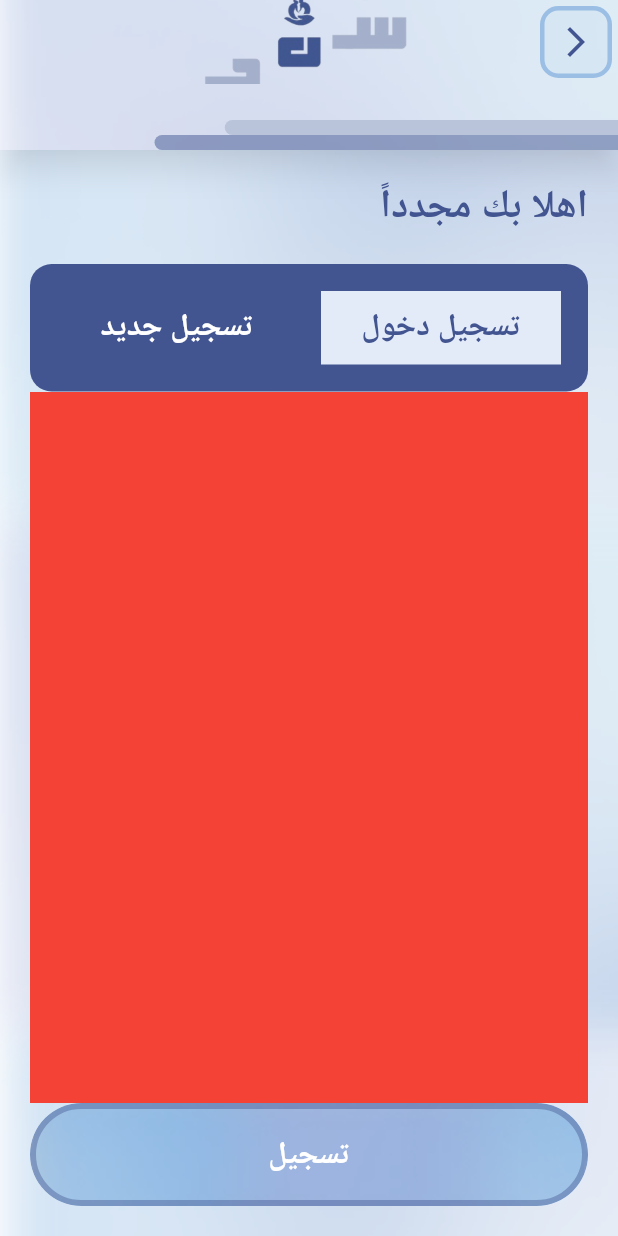
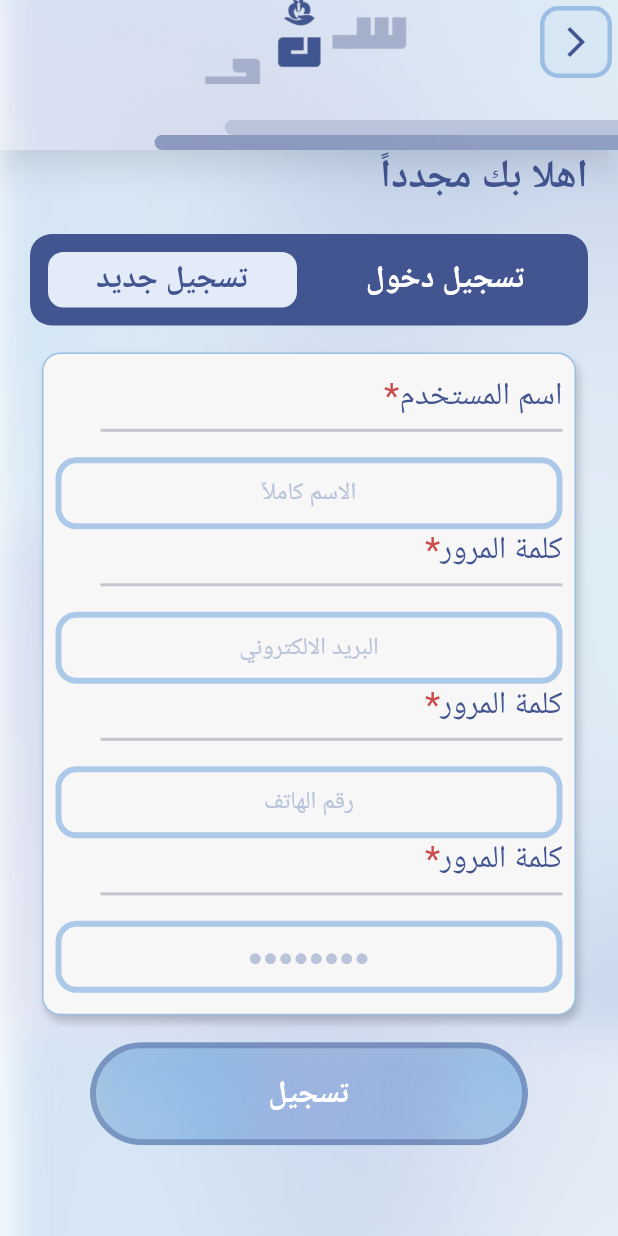
Before and after one commit to 0Ahmad0/sanad_app, a Flutter app: the AuthScreen screen opened by its route, after a tap on "تسجيل جديد", on a phone screen of 412 x 824 dp. Run offline on Flutter 3.47's test engine with Material 3 defaults, Android fonts, the phone set to English and light mode, and no system bars; our stand-ins replace animate_do, flutter_localization, flutter_screenutil, flutter_spinkit, get, get_storage and 1 more; accounts and stored records are empty; Roboto replaces fonts that are missing (Cairo).

Commit message:
finish Sing up and login

```diff
--- a/lib/app/controller/auth_controller.dart
+++ b/lib/app/controller/auth_controller.dart
@@ -4,6 +4,8 @@ import 'package:get/get.dart';
 import '../core/utils/app_string.dart';
 
 class AuthController extends GetxController {
+  final formKey = GlobalKey<FormState>();
+  int currentIndex = 0;
   late final PageController pageController;
   final List<String> tabsList = [AppString.login, AppString.signup];
 
@@ -16,6 +18,9 @@ class AuthController extends GetxController {
         duration: const Duration(milliseconds: 500),
         curve: Curves.easeInOut
     );
+    currentIndex = index;
+    update();
+
   }
 
   @override
--- a/lib/app/core/utils/app_string.dart
+++ b/lib/app/core/utils/app_string.dart
@@ -5,10 +5,14 @@ class AppString {
   static const login = "تسجيل دخول";
   static const signup = "تسجيل جديد";
   static const registration = "تسجيل";
-  static const email = "";
+  static const userName = "اسم المستخدم";
+  static const passWord = "كلمة المرور";
+  static const thisMarkMeainingFiledIsRequired = "(*)هذه العلامة تعني يجب عليك ملء الحقل";
+  static const fullName = "الاسم كاملاً";
+  static const email = "البريد الالكتروني";
+  static const phone = "رقم الهاتف";
   static const emailRecovery = "Email Recovery";
-  static const passWord = "Password";
-  static const forgetPassword = "Forget Password ? ";
+  static const forgetPassword = "هل نسيت كلمة المرور ؟اضغط هنا";
   static const welcome = "Welcome,";
   static const name = "Name";
   static const confirmPassword = "Confirm Password";
--- a/lib/app/core/utils/color_manager.dart
+++ b/lib/app/core/utils/color_manager.dart
@@ -9,6 +9,8 @@ class ColorManager {
   ///border Button Color
   static Color borderButtonColor = Color(0xff425591).withOpacity(.42);
   static const  tabSelectColor = Color(0xffE3EAF8);
+  static const  containerAuthColor = Color(0xffF7F7F7);
+
   ///
   static const textFieldColor = Color(0xff6C6B6B);
   static const textFieldHintColor = Color(0xff737781);
--- a/lib/app/screens/auth/auth_screen.dart
+++ b/lib/app/screens/auth/auth_screen.dart
@@ -1,6 +1,10 @@
+
+import 'package:flutter/cupertino.dart';
 import 'package:flutter/material.dart';
+import 'package:flutter/widgets.dart';
 import 'package:flutter_screenutil/flutter_screenutil.dart';
 import 'package:get/get.dart';
+import 'package:get/get_state_manager/get_state_manager.dart';
 import 'package:sanad_app/app/controller/auth_controller.dart';
 import 'package:sanad_app/app/core/helper/sizer_media_query.dart';
 import 'package:sanad_app/app/core/utils/app_string.dart';
@@ -8,6 +12,8 @@ import 'package:sanad_app/app/core/utils/assets_manager.dart';
 import 'package:sanad_app/app/core/utils/color_manager.dart';
 import 'package:sanad_app/app/core/utils/styles_manager.dart';
 import 'package:sanad_app/app/core/utils/values_manager.dart';
+import 'package:sanad_app/app/screens/auth/login_widget.dart';
+import 'package:sanad_app/app/screens/auth/signup_widget.dart';
 import 'package:sanad_app/app/widgets/button_app_widget.dart';
 import 'package:sanad_app/app/widgets/custom_appbar_widget.dart';
 import 'package:sanad_app/app/widgets/default_scaffold.dart';
@@ -19,10 +25,14 @@ class AuthScreen extends StatelessWidget {
   Widget build(BuildContext context) {
     final controller = Get.put(AuthController());
     return Scaffold(
-      appBar: CustomAppBarWidget(),
+      appBar: const CustomAppBarWidget(),
       body: DefaultScaffoldWidget(
         child: Padding(
-          padding: const EdgeInsets.all(AppPadding.p20),
+          padding: const EdgeInsets.symmetric(horizontal: AppPadding.p20),
+          child: GetBuilder<AuthController>(
+              init: AuthController(),
+              builder: (_) {
+                return SingleChildScrollView(
                   child: Column(
                     crossAxisAlignment: CrossAxisAlignment.start,
                     children: [
@@ -34,9 +44,8 @@ class AuthScreen extends StatelessWidget {
                       const SizedBox(
                         height: AppSize.s20,
                       ),
-              StatefulBuilder(
-                  builder: (_, authSetState) => Container(
-                        padding: const EdgeInsets.all(AppPadding.p10),
+                      Container(
+                        padding: const EdgeInsets.all(AppPadding.p4),
                         decoration: BoxDecoration(
                           color: ColorManager.primaryColor,
                           borderRadius: BorderRadius.circular(14.r),
@@ -53,12 +62,13 @@ class AuthScreen extends StatelessWidget {
                                         alignment: Alignment.center,
                                         duration:
                                             const Duration(milliseconds: 600),
-                                        padding: EdgeInsets.all(AppPadding.p10),
+                                        padding: EdgeInsets.all(AppPadding.p4),
                                         margin: EdgeInsets.all(AppMargin.m8),
                                         decoration: BoxDecoration(
-                                          color: index ==
-                                                  controller.pageController
-                                                      .initialPage
+                                          borderRadius:
+                                              BorderRadius.circular(10.r),
+                                          color:
+                                              controller.currentIndex == index
                                                   ? ColorManager.tabSelectColor
                                                   : ColorManager.primaryColor,
                                         ),
@@ -66,9 +76,8 @@ class AuthScreen extends StatelessWidget {
                                           controller.tabsList[index],
                                           style: StylesManager.textBoldStyle(
                                             size: 16.sp,
-                                            color: controller.pageController
-                                                        .initialPage ==
-                                                    index
+                                            color:
+                                                controller.currentIndex == index
                                                     ? ColorManager.primaryColor
                                                     : ColorManager.whiteColor,
                                           ),
@@ -77,26 +86,44 @@ class AuthScreen extends StatelessWidget {
                                     ),
                                   )),
                         ),
-                      )),
-              Expanded(
+                      ),
+                      const SizedBox(
+                        height: AppSize.s10,
+                      ),
+                      AnimatedContainer(
+                        duration: const Duration(milliseconds: 600),
+                        height: controller.currentIndex == 0?getHeight(context) / 2:getHeight(context) / 1.8,
+                        child: Form(
+                          key: controller.formKey,
                           child: PageView(
-                  onPageChanged: (index){
+                            onPageChanged: (index) {
                               controller.navigateToPage(index);
                             },
                             controller: controller.pageController,
                             children: [
-                    Container(
-                      color: Colors.teal,
-                    ),
-                    Container(
-                      color: Colors.red,
-                    ),
+                              LoginWidget(),
+                              SignUpWidget(),
                             ],
                           ),
                         ),
-              ButtonAppWidget(onPressed: () {}, text: AppString.registration)
+                      ),
+                      const SizedBox(
+                        height: AppSize.s10,
+                      ),
+                      Padding(
+                        padding: const EdgeInsets.symmetric(
+                            horizontal: AppPadding.p40),
+                        child: ButtonAppWidget(
+                            onPressed: () {
+                              if(controller.formKey.currentState!.validate()){
+
+                              }
+                            }, text: AppString.registration),
+                      )
                     ],
                   ),
+                );
+              }),
         ),
       ),
     );
--- /dev/null
+++ b/lib/app/screens/auth/login_widget.dart
@@ -0,0 +1,83 @@
+import 'package:flutter/cupertino.dart';
+import 'package:flutter/material.dart';
+import 'package:flutter/widgets.dart';
+import 'package:flutter_screenutil/flutter_screenutil.dart';
+import 'package:sanad_app/app/core/helper/sizer_media_query.dart';
+import 'package:sanad_app/app/core/utils/app_string.dart';
+import 'package:sanad_app/app/core/utils/color_manager.dart';
+import 'package:sanad_app/app/core/utils/styles_manager.dart';
+import 'package:sanad_app/app/core/utils/values_manager.dart';
+import 'package:sanad_app/app/widgets/textfield_app.dart';
+
+import '../../widgets/container_auth_widget.dart';
+import 'widgets/divider_auth_widgets.dart';
+
+class LoginWidget extends StatelessWidget {
+  const LoginWidget({super.key});
+
+  @override
+  Widget build(BuildContext context) {
+    return ContainerAuthWidget(
+      child: Column(
+        crossAxisAlignment: CrossAxisAlignment.start,
+        mainAxisAlignment: MainAxisAlignment.center,
+        children: [
+          const SizedBox(height: AppSize.s20,),
+          Expanded(
+            child: SingleChildScrollView(
+              child: Column(
+                mainAxisAlignment: MainAxisAlignment.center,
+                crossAxisAlignment: CrossAxisAlignment.start,
+                children: [
+                  // const Spacer(),
+                  Text.rich(TextSpan(children: [
+                    TextSpan(
+                      text: AppString.userName,
+                      style: StylesManager.textNormalStyle(
+                          color: ColorManager.primaryColor, size: 16.sp),
+                    ),
+                    TextSpan(
+                      text: '*',
+                      style: StylesManager.textNormalStyle(
+                          color: ColorManager.errorColor, size: 18.sp),
+                    ),
+                  ])),
+                  const DividerAuthWidget(),
+                  const SizedBox(height: AppSize.s10,),
+                  TextFiledApp(
+                    hintText: AppString.userName,
+                  ),
+                  const SizedBox(height: AppSize.s20,),
+                  Text.rich(TextSpan(children: [
+                    TextSpan(
+                      text: AppString.passWord,
+                      style: StylesManager.textNormalStyle(
+                          color: ColorManager.primaryColor, size: 16.sp),
+                    ),
+                    TextSpan(
+                      text: '*',
+                      style: StylesManager.textNormalStyle(
+                          color: ColorManager.errorColor, size: 18.sp),
+                    ),
+                  ])),
+                  const DividerAuthWidget(),
+                  const SizedBox(height: AppSize.s10,),
+                  TextFiledApp(
+                    hintText: '●●●●●●●●',
+                  ),
+                  TextButton(onPressed: (){}, child: Text(AppString.forgetPassword)),
+                  // const Spacer(),
+
+                ],
+              ),
+            ),
+          ),
+          Text(AppString.thisMarkMeainingFiledIsRequired,style: StylesManager.textBoldStyle(
+              color: ColorManager.errorColor,
+              size: 10.sp
+          ),)
+        ],
+      ),
+    );
+  }
+}
--- /dev/null
+++ b/lib/app/screens/auth/signup_widget.dart
@@ -0,0 +1,105 @@
+import 'package:flutter/cupertino.dart';
+import 'package:flutter/material.dart';
+import 'package:flutter/widgets.dart';
+import 'package:flutter_screenutil/flutter_screenutil.dart';
+import 'package:sanad_app/app/core/helper/sizer_media_query.dart';
+import 'package:sanad_app/app/core/utils/app_string.dart';
+import 'package:sanad_app/app/core/utils/color_manager.dart';
+import 'package:sanad_app/app/core/utils/styles_manager.dart';
+import 'package:sanad_app/app/core/utils/values_manager.dart';
+import 'package:sanad_app/app/widgets/textfield_app.dart';
+
+import '../../widgets/container_auth_widget.dart';
+import 'widgets/divider_auth_widgets.dart';
+class SignUpWidget extends StatelessWidget {
+  const SignUpWidget({super.key});
+
+  @override
+  Widget build(BuildContext context) {
+    return ContainerAuthWidget(
+      child: SingleChildScrollView(
+        child: Column(
+          mainAxisAlignment: MainAxisAlignment.center,
+          crossAxisAlignment: CrossAxisAlignment.start,
+          children: [
+            // const Spacer(),
+            Text.rich(TextSpan(children: [
+              TextSpan(
+                text: AppString.userName,
+                style: StylesManager.textNormalStyle(
+                    color: ColorManager.primaryColor, size: 16.sp),
+              ),
+              TextSpan(
+                text: '*',
+                style: StylesManager.textNormalStyle(
+                    color: ColorManager.errorColor, size: 18.sp),
+              ),
+            ])),
+            const DividerAuthWidget(),
+            const SizedBox(height: AppSize.s10,),
+            TextFiledApp(
+              hintText: AppString.fullName,
+            ),
+            // const SizedBox(height: AppSize.s20,),
+            Text.rich(TextSpan(children: [
+              TextSpan(
+                text: AppString.passWord,
+                style: StylesManager.textNormalStyle(
+                    color: ColorManager.primaryColor, size: 16.sp),
+              ),
+              TextSpan(
+                text: '*',
+                style: StylesManager.textNormalStyle(
+                    color: ColorManager.errorColor, size: 18.sp),
+              ),
+            ])),
+            const DividerAuthWidget(),
+            const SizedBox(height: AppSize.s10,),
+            TextFiledApp(
+              hintText: AppString.email,
+            ),
+            // const SizedBox(height: AppSize.s20,),
+            Text.rich(TextSpan(children: [
+              TextSpan(
+                text: AppString.passWord,
+                style: StylesManager.textNormalStyle(
+                    color: ColorManager.primaryColor, size: 16.sp),
+              ),
+              TextSpan(
+                text: '*',
+                style: StylesManager.textNormalStyle(
+                    color: ColorManager.errorColor, size: 18.sp),
+              ),
+            ])),
+            const DividerAuthWidget(),
+            const SizedBox(height: AppSize.s10,),
+            TextFiledApp(
+              hintText: AppString.phone,
+              keyboardType: TextInputType.phone,
+            ),
+            // const SizedBox(height: AppSize.s20,),
+            Text.rich(TextSpan(children: [
+              TextSpan(
+                text: AppString.passWord,
+                style: StylesManager.textNormalStyle(
+                    color: ColorManager.primaryColor, size: 16.sp),
+              ),
+              TextSpan(
+                text: '*',
+                style: StylesManager.textNormalStyle(
+                    color: ColorManager.errorColor, size: 18.sp),
+              ),
+            ])),
+            const DividerAuthWidget(),
+            const SizedBox(height: AppSize.s10,),
+            TextFiledApp(
+              hintText: '●●●●●●●●',
+            ),
+
+
+          ],
+        ),
+      ),
+    );
+  }
+}
--- /dev/null
+++ b/lib/app/screens/auth/widgets/divider_auth_widgets.dart
@@ -0,0 +1,19 @@
+import 'package:flutter/material.dart';
+
+import '../../../core/utils/values_manager.dart';
+
+class DividerAuthWidget extends StatelessWidget {
+  const DividerAuthWidget({
+    super.key,
+  });
+
+  @override
+  Widget build(BuildContext context) {
+    return const Padding(
+      padding: EdgeInsets.only(left: AppPadding.p30),
+      child: Divider(
+        thickness: 2,
+      ),
+    );
+  }
+}
--- /dev/null
+++ b/lib/app/widgets/container_auth_widget.dart
@@ -0,0 +1,37 @@
+import 'package:flutter/material.dart';
+import 'package:flutter_screenutil/flutter_screenutil.dart';
+
+import '../core/utils/color_manager.dart';
+import '../core/utils/values_manager.dart';
+
+class ContainerAuthWidget extends StatelessWidget {
+  const ContainerAuthWidget({
+    super.key, this.child,
+  });
+  final Widget? child;
+
+  @override
+  Widget build(BuildContext context) {
+    return Container(
+      alignment: Alignment.center,
+      clipBehavior: Clip.hardEdge,
+      padding: const EdgeInsets.all(AppPadding.p8),
+      margin: const EdgeInsets.all(AppMargin.m8),
+      decoration: BoxDecoration(
+          color: ColorManager.containerAuthColor,
+          borderRadius: BorderRadius.circular(12.r),
+          border: Border.all(
+            color: ColorManager.secondaryColor,
+          ),
+          boxShadow: [
+            BoxShadow(
+                color: ColorManager.blackColor.withOpacity(.21),
+                blurRadius: 4,
+                offset: const Offset(2, 4)
+            )
+          ]
+      ),
+      child: child,
+    );
+  }
+}
--- a/lib/app/widgets/textfield_app.dart
+++ b/lib/app/widgets/textfield_app.dart
@@ -1,9 +1,8 @@
 import 'package:flutter/material.dart';
 import 'package:flutter/services.dart';
+import 'package:flutter_screenutil/flutter_screenutil.dart';
 
 import '../core/utils/color_manager.dart';
-
-
 
 class TextFiledApp extends StatefulWidget {
   TextFiledApp(
@@ -22,8 +21,7 @@ class TextFiledApp extends StatefulWidget {
       this.readOnly = false,
       this.maxLine = 1,
       this.minLine = 1,
-        this.filteringTextFormatterList
-      })
+      this.filteringTextFormatterList})
       : super(key: key);
 
   final TextInputAction textInputAction;
@@ -41,6 +39,7 @@ class TextFiledApp extends StatefulWidget {
   final int? maxLine;
   final int? minLine;
   final List<FilteringTextInputFormatter>? filteringTextFormatterList;
+
   @override
   State<TextFiledApp> createState() => _TextFiledAppState();
 }
@@ -59,6 +58,7 @@ class _TextFiledAppState extends State<TextFiledApp> {
       maxLines: widget.maxLine,
       minLines: widget.minLine,
       readOnly: widget.readOnly,
+      textAlign: TextAlign.center,
       autofocus: widget.autofocus,
       validator: widget.validator ??
           (String? val) {
@@ -67,19 +67,36 @@ class _TextFiledAppState extends State<TextFiledApp> {
           },
       onChanged: widget.onChanged,
       onTap: widget.onTap,
+      style: TextStyle(
+        fontSize: 14.sp,
+        color: ColorManager.blackColor
+      ),
       textInputAction: widget.textInputAction,
       keyboardType: widget.keyboardType,
       obscureText: widget.obscureText,
       controller: widget.controller,
       decoration: InputDecoration(
-
-        contentPadding: EdgeInsets.symmetric(
-          horizontal: 12,
-          vertical: 12
-        ),
+          filled: true,
+          fillColor: ColorManager.containerAuthColor,
+          contentPadding: EdgeInsets.symmetric(horizontal: 12, vertical: 12),
+          focusedBorder: OutlineInputBorder(
+              borderRadius: BorderRadius.circular(14.0),
+              borderSide: BorderSide(
+                  color: ColorManager.secondaryColor.withOpacity(.5),
+                  width: 4)),
+          errorBorder: OutlineInputBorder(
+              borderRadius: BorderRadius.circular(14.0),
+              borderSide: BorderSide(
+                  color: ColorManager.errorColor.withOpacity(.5), width: 2)),
           border: OutlineInputBorder(
-          borderRadius: BorderRadius.circular(100.0)
-        ),
+              borderRadius: BorderRadius.circular(14.0),
+              borderSide:
+                  BorderSide(color: ColorManager.secondaryColor, width: 4)),
+          enabledBorder: OutlineInputBorder(
+              borderRadius: BorderRadius.circular(14.0),
+              borderSide: BorderSide(
+                  color: ColorManager.secondaryColor.withOpacity(.8),
+                  width: 4)),
           errorMaxLines: 2,
           prefixIcon: widget.iconData == null
               ? null
@@ -103,9 +120,9 @@ class _TextFiledAppState extends State<TextFiledApp> {
               : null,
           hintText: widget.hintText,
           hintStyle: TextStyle(
-          fontSize: 14.0,
-        )
-      ),
+            fontSize: 14.sp,
+            color: ColorManager.greyColor
+          )),
     );
   }
 }
--- a/pubspec.yaml
+++ b/pubspec.yaml
@@ -70,6 +70,7 @@ flutter:
   assets:
     - assets/images/
     - assets/sounds/
+    - assets/icons/
 
   #   - images/a_dot_ham.jpeg
 
```
Also changed, not shown: 1 other file. Lines whose indentation alone changed are shown as unchanged.
